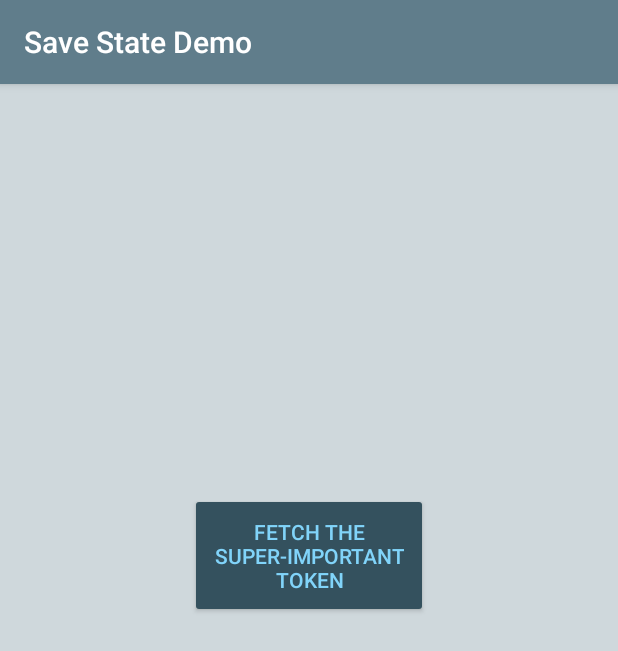
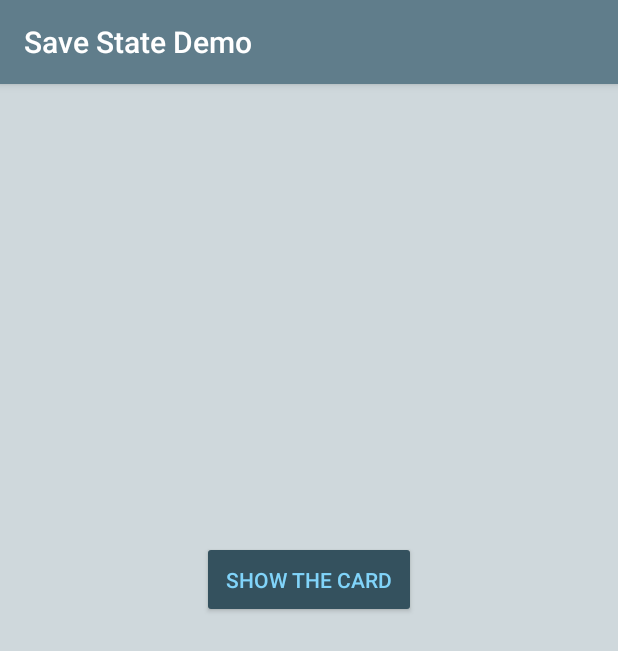
Before and after one commit to gogreenyellow/SaveStateApproachesComparison, an Android app: the screen it shows after launch (MainActivity), on a phone screen of 412 x 824 dp. Shown: the top 651 px of the screen. Run offline under Robolectric (Android 15) with nearby library versions, the phone set to English and light mode, and no system bars.

Commit message:
Making the example more obvious

```diff
--- a/app/src/main/res/layout/activity_main.xml
+++ b/app/src/main/res/layout/activity_main.xml
@@ -21,7 +21,7 @@
         android:text="@string/fetch_token" />
 
     <android.support.v7.widget.CardView
-        android:id="@+id/am_token_card"
+        android:id="@+id/am_card"
         android:layout_width="wrap_content"
         android:layout_height="wrap_content"
         android:layout_below="@id/center"
@@ -34,21 +34,7 @@
             android:orientation="vertical"
             android:padding="16dp">
 
-            <TextView
-                android:id="@+id/am_token"
-                android:layout_width="wrap_content"
-                android:layout_height="wrap_content"
-                android:textAppearance="@style/Base.TextAppearance.AppCompat.Subhead" />
 
-            <Space
-                android:layout_width="0dp"
-                android:layout_height="8dp" />
-
-            <TextView
-                android:id="@+id/am_description"
-                android:layout_width="wrap_content"
-                android:layout_height="wrap_content"
-                android:textStyle="italic" />
 
         </LinearLayout>
 
--- a/app/src/main/res/values/strings.xml
+++ b/app/src/main/res/values/strings.xml
@@ -1,5 +1,5 @@
 <resources>
     <string name="app_name">Save State Demo</string>
-    <string name="fetch_token">Fetch the\nsuper-important\ntoken</string>
+    <string name="fetch_token">Show the card</string>
     <string name="token_label">Token: %s</string>
 </resources>
```
Also changed, not shown: app/src/main/java/com/shaftapps/pglab/savestatedemo/MainActivity.java (+13 -106 lines).
